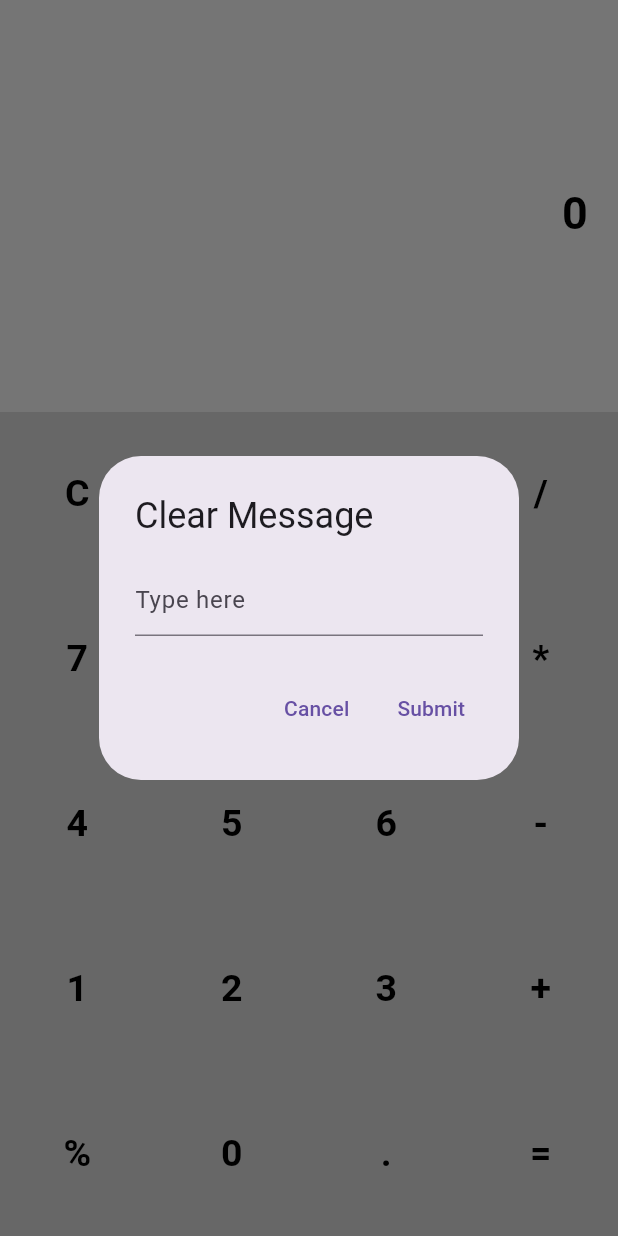
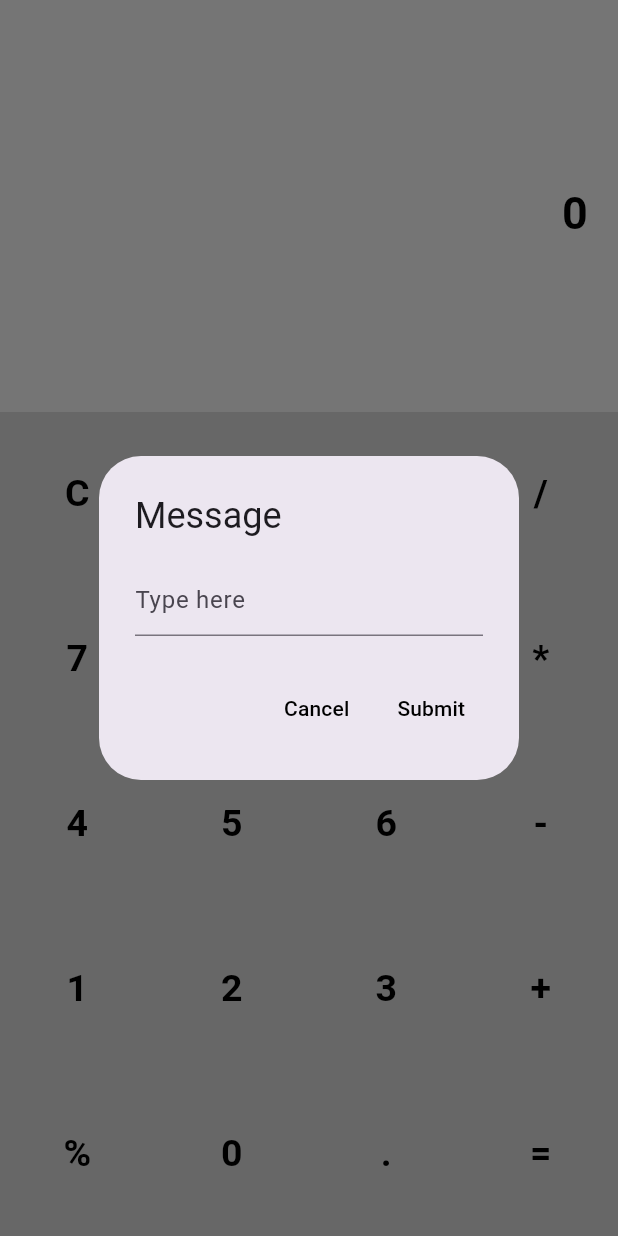
Before and after one commit to kurikosancode/relapse-calculator, a Flutter app: the TextInputButton widget shown alone on an empty page, opened directly with empty values, after a tap on "Add Clear Message", on a phone screen of 412 x 824 dp. Run offline on Flutter 3.47's test engine with Material 3 defaults, Android fonts, the phone set to English and light mode, and no system bars; our stand-ins replace audioplayers, shared_preferences; missing offline and left inert: expressions; accounts and stored records are empty.

Commit message:
changed font fix

```diff
--- a/lib/press_manager.dart
+++ b/lib/press_manager.dart
@@ -167,6 +167,7 @@ class PressManager {
   }
 
   void _handleClearText() {
+    lyricsManager.stopLyrics();
     displayManager.setColor(textColorForClear);
     displayManager.setDisplay(clearTextManager.currentClearText);
   }
--- a/lib/text_input_button.dart
+++ b/lib/text_input_button.dart
@@ -12,7 +12,7 @@ class TextInputButton extends StatelessWidget {
       context: context,
       builder: (BuildContext context) {
         return AlertDialog(
-          title: const Text('Clear Message'),
+          title: const Text('Message'),
           content: TextField(
             controller: textController,
             decoration: const InputDecoration(hintText: 'Type here'),
@@ -22,14 +22,20 @@ class TextInputButton extends StatelessWidget {
               onPressed: () {
                 Navigator.of(context).pop(); // Close the dialog
               },
-              child: const Text('Cancel'),
+              child: const Text(
+                'Cancel',
+                style: TextStyle(color: Colors.black),
+              ),
             ),
             TextButton(
               onPressed: () {
                 submitFunction();
                 Navigator.of(context).pop();
               },
-              child: const Text('Submit'),
+              child: const Text(
+                'Submit',
+                style: TextStyle(color: Colors.black),
+              ),
             ),
           ],
         );
```
Also changed, not shown: lib/lyrics_manager.dart (+6 -2 lines).
